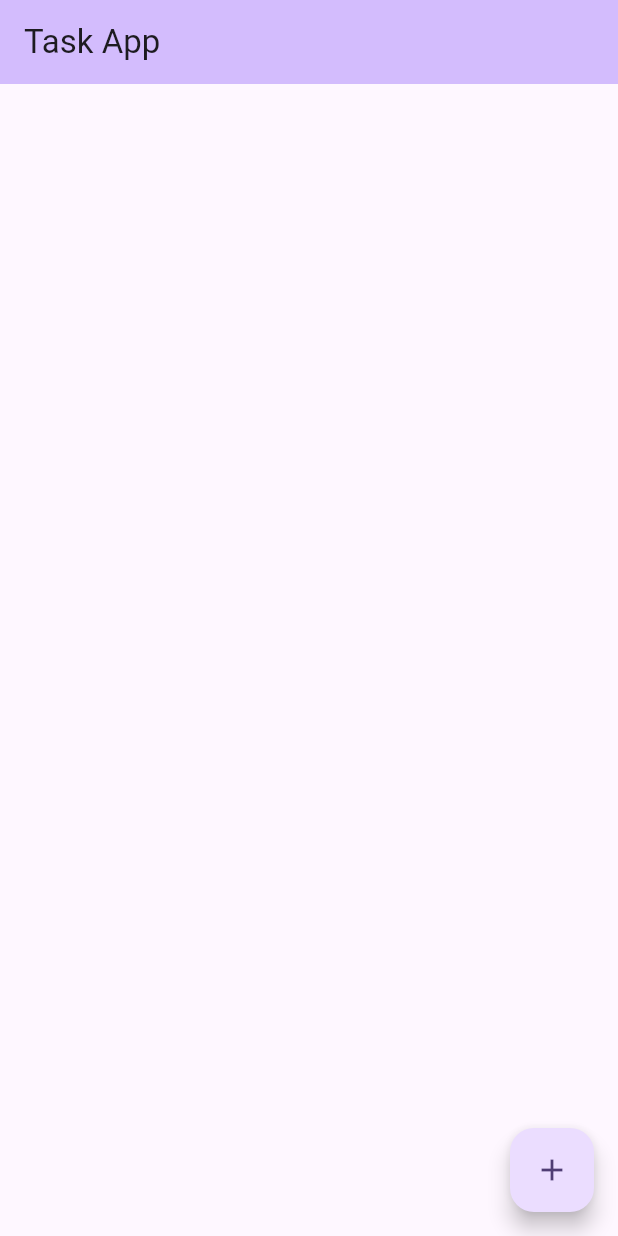
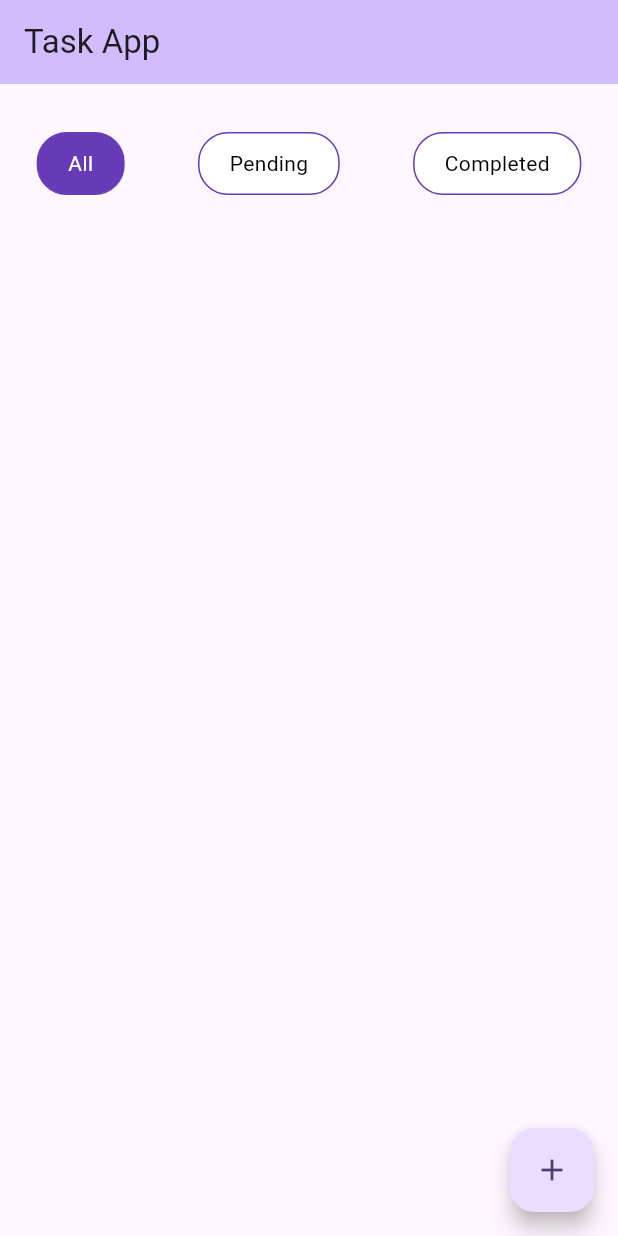
Before and after one commit to krian-kk/TodoApp, a Flutter app: the screen it shows after launch, on a phone screen of 412 x 824 dp. Run offline on Flutter 3.47's test engine with Material 3 defaults, Android fonts, the phone set to English and light mode, and no system bars; our stand-ins replace go_router.

Commit message:
created filter_widget.dart and added filters in home task screen

```diff
--- /dev/null
+++ b/lib/src/features/todo/presentation/pages/task_home_screen.dart
@@ -0,0 +1,65 @@
+import 'package:flutter/material.dart';
+import 'package:go_router/go_router.dart';
+import 'package:todoapp/src/features/todo/presentation/widgets/filter_widget.dart';
+
+class TaskHomeScreen extends StatefulWidget {
+  const TaskHomeScreen({super.key});
+
+  @override
+  State<TaskHomeScreen> createState() => _TaskHomeScreenState();
+}
+
+class _TaskHomeScreenState extends State<TaskHomeScreen> {
+  String selectedFilter = "All";
+
+  void updateFilter(String filter) {
+    setState(() {
+      selectedFilter = filter;
+    });
+  }
+
+  @override
+  Widget build(BuildContext context) {
+    return SafeArea(
+        child: Scaffold(
+      appBar: AppBar(
+        title: const Text("Task App"),
+        backgroundColor: Theme.of(context).colorScheme.inversePrimary,
+      ),
+      body: Column(
+        children: [
+          const SizedBox(
+            height: 32,
+          ),
+          Row(
+            mainAxisAlignment: MainAxisAlignment.spaceAround,
+            children: [
+              FilterButton(
+                label: "All",
+                isSelected: selectedFilter == "All",
+                onTap: () => updateFilter("All"),
+              ),
+              FilterButton(
+                label: "Pending",
+                isSelected: selectedFilter == "Pending",
+                onTap: () => updateFilter("Pending"),
+              ),
+              FilterButton(
+                label: "Completed",
+                isSelected: selectedFilter == "Completed",
+                onTap: () => updateFilter("Completed"),
+              ),
+            ],
+          ),
+          const SizedBox(height: 16)
+        ],
+      ),
+      floatingActionButton: FloatingActionButton(
+        onPressed: () {
+          context.push("/addTask");
+        },
+        child: const Icon(Icons.add),
+      ),
+    ));
+  }
+}
--- a/lib/src/features/todo/presentation/task_home_screen.dart
+++ /dev/null
@@ -1,31 +0,0 @@
-import 'package:flutter/material.dart';
-import 'package:go_router/go_router.dart';
-
-class TaskHomeScreen extends StatefulWidget {
-  const TaskHomeScreen({super.key});
-
-  @override
-  State<TaskHomeScreen> createState() => _TaskHomeScreenState();
-}
-
-class _TaskHomeScreenState extends State<TaskHomeScreen> {
-  @override
-  Widget build(BuildContext context) {
-    return SafeArea(
-        child: Scaffold(
-      appBar: AppBar(
-        title: const Text("Task App"),
-        backgroundColor: Theme.of(context).colorScheme.inversePrimary,
-      ),
-      body: Container(
-
-      ),
-      floatingActionButton: FloatingActionButton(
-        onPressed: () {
-          context.push("/addTask");
-        },
-        child: Icon(Icons.add),
-      ),
-    ));
-  }
-}
--- /dev/null
+++ b/lib/src/features/todo/presentation/widgets/filter_widget.dart
@@ -0,0 +1,35 @@
+import 'package:flutter/material.dart';
+import 'package:flutter/widgets.dart';
+
+class FilterButton extends StatelessWidget {
+  final String label;
+  final bool isSelected;
+  final VoidCallback onTap;
+
+  const FilterButton({
+    super.key,
+    required this.label,
+    required this.isSelected,
+    required this.onTap,
+  });
+
+  @override
+  Widget build(BuildContext context) {
+    return GestureDetector(
+      onTap: onTap,
+      child: Container(
+        padding: const EdgeInsets.symmetric(vertical: 10, horizontal: 20),
+        decoration: BoxDecoration(
+            color: isSelected ? Colors.deepPurple : Colors.white,
+            borderRadius: BorderRadius.circular(20),
+            border: Border.all(color: Colors.deepPurple)),
+        child: Text(
+          label,
+          style: TextStyle(
+            color: isSelected ? Colors.white : Colors.black,
+          ),
+        ),
+      ),
+    );
+  }
+}
--- a/lib/src/routing/app_routing.dart
+++ b/lib/src/routing/app_routing.dart
@@ -1,6 +1,6 @@
 import 'package:go_router/go_router.dart';
 import 'package:todoapp/src/features/splash/presentation/splash_screen.dart';
-import 'package:todoapp/src/features/todo/presentation/task_home_screen.dart';
+import 'package:todoapp/src/features/todo/presentation/pages/task_home_screen.dart';
 
 class AppRouter {
   final GoRouter goRouter;
```
